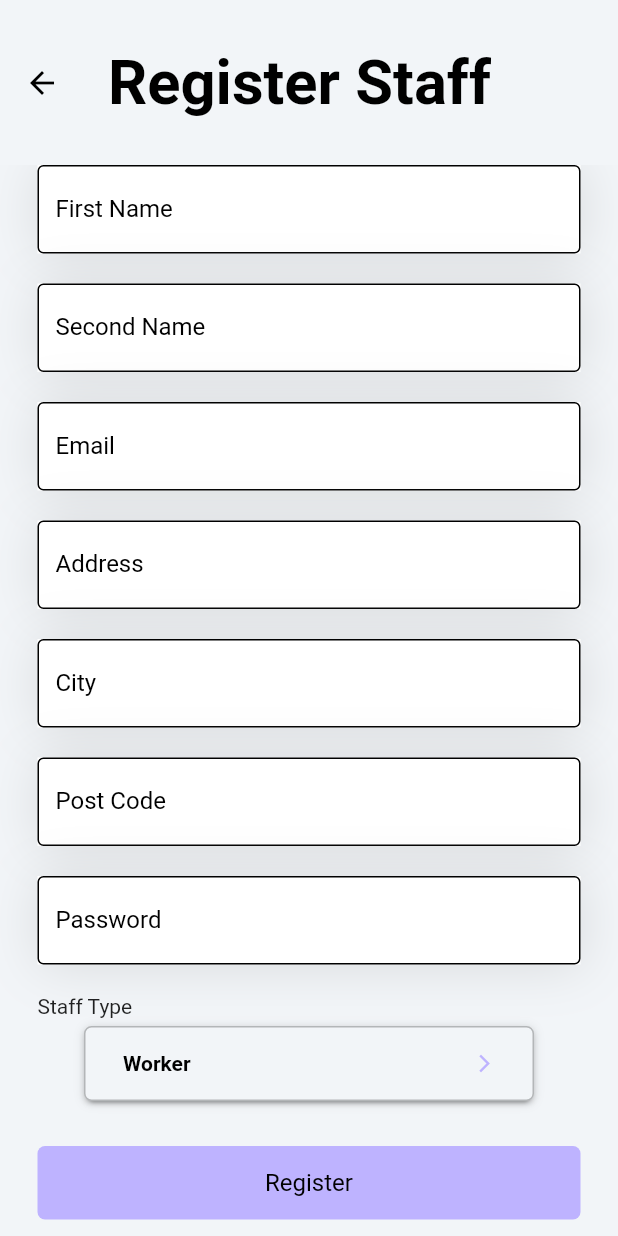
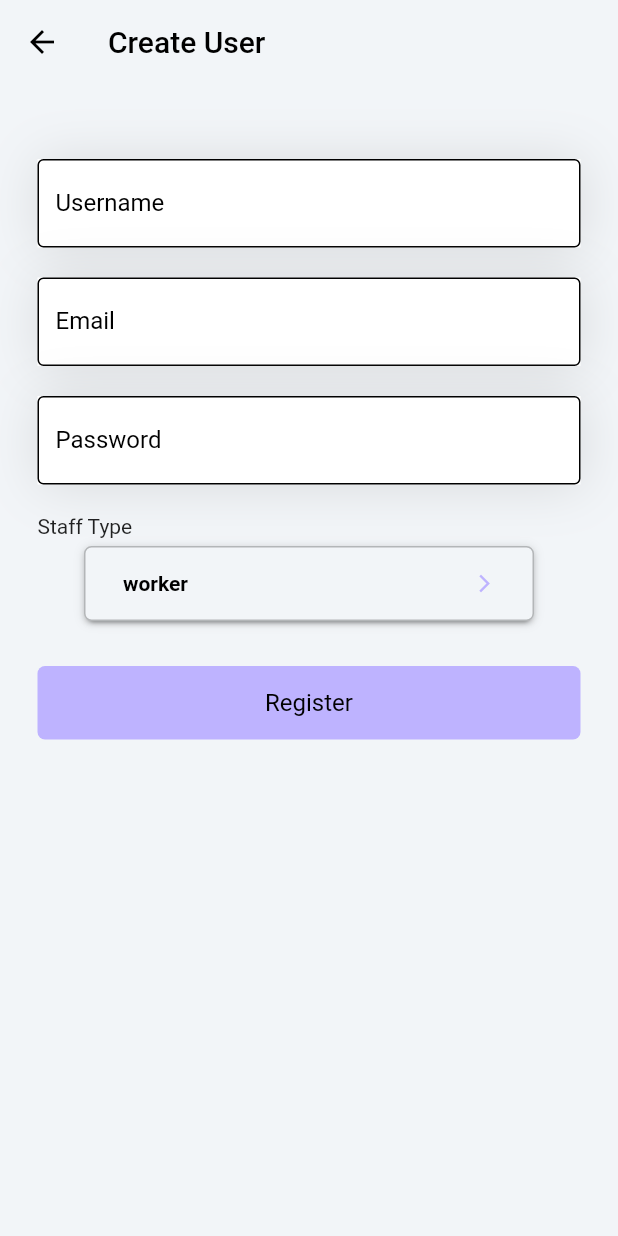
Before and after one commit to ayodyabanuka/SSD_Secure_app, a Flutter app: the AddUser screen opened by its route, on a phone screen of 412 x 824 dp. Run offline on Flutter 3.47's test engine with Material 2 defaults, Android fonts, the phone set to English and light mode, and no system bars; drawn by our look-alikes of dropdown_button2; our stand-ins replace dio, file_picker, permission_handler, shared_preferences; missing offline and left inert: downloads_path_provider_28; accounts and stored records are empty.

Commit message:
Create user added

```diff
--- a/lib/Screens/AddUser.dart
+++ b/lib/Screens/AddUser.dart
@@ -1,9 +1,13 @@
 import 'package:dropdown_button2/dropdown_button2.dart';
 import 'package:flutter/material.dart';
+import 'package:provider/provider.dart';
+import 'package:ssd_secure_app/Providers/AuthProvider.dart';
 import 'package:ssd_secure_app/Utils/appcolors.dart';
 import 'package:ssd_secure_app/Utils/textSize.dart';
 import 'package:ssd_secure_app/Widgets/CustomButton.dart';
 import 'package:ssd_secure_app/Widgets/CustomTextField.dart';
+import 'package:ssd_secure_app/Widgets/snack_bar.dart';
+import 'package:ssd_secure_app/constants.dart';
 
 class AddUser extends StatefulWidget {
   const AddUser({Key key}) : super(key: key);
@@ -13,56 +17,45 @@ class AddUser extends StatefulWidget {
 }
 
 const List<String> worker = <String>[
-  'Worker',
-  'Manager',
+  'worker',
+  'manager',
 ];
 
 class _AddUserState extends State<AddUser> {
-  TextEditingController firstName = TextEditingController();
-  TextEditingController secondName = TextEditingController();
+  TextEditingController username = TextEditingController();
   TextEditingController email = TextEditingController();
-  TextEditingController adderss = TextEditingController();
-  TextEditingController city = TextEditingController();
-  TextEditingController postCode = TextEditingController();
   TextEditingController password = TextEditingController();
+  String dropdownValue;
+
+  @override
+  void initState() {
+    super.initState();
+    dropdownValue = worker.first;
+  }
 
   @override
   Widget build(BuildContext context) {
-    String dropdownValue = worker.first;
     return Scaffold(
       backgroundColor: bcColor,
       appBar: AppBar(
-        toolbarHeight: 110,
+        elevation: 0,
+        iconTheme: const IconThemeData(
+          color: Colors.black,
+        ),
         backgroundColor: bcColor,
-        leading: IconButton(
-            onPressed: () {
-              Navigator.pop(context);
-            },
-            icon: const Icon(
-              Icons.arrow_back,
-              color: Colors.black,
-            )),
         title: const Text(
-          "Register Staff",
-          style: TitleStyle,
+          "Create User",
+          style: TextStyle(color: Colors.black),
         ),
-        elevation: 0,
       ),
       body: SingleChildScrollView(
         child: Column(
           children: [
+            const SizedBox(height: 50),
             Customtextfield(
               isPassword: false,
-              lable: "First Name",
-              controller: firstName,
-            ),
-            const SizedBox(
-              height: 20,
-            ),
-            Customtextfield(
-              isPassword: false,
-              lable: "Second Name",
-              controller: secondName,
+              lable: "Username",
+              controller: username,
             ),
             const SizedBox(
               height: 20,
@@ -71,30 +64,6 @@ class _AddUserState extends State<AddUser> {
               isPassword: false,
               lable: "Email",
               controller: email,
-            ),
-            const SizedBox(
-              height: 20,
-            ),
-            Customtextfield(
-              isPassword: false,
-              lable: "Address",
-              controller: adderss,
-            ),
-            const SizedBox(
-              height: 20,
-            ),
-            Customtextfield(
-              isPassword: false,
-              lable: "City",
-              controller: city,
-            ),
-            const SizedBox(
-              height: 20,
-            ),
-            Customtextfield(
-              isPassword: false,
-              lable: "Post Code",
-              controller: postCode,
             ),
             const SizedBox(
               height: 20,
@@ -203,7 +172,13 @@ class _AddUserState extends State<AddUser> {
               height: 30,
             ),
             CustomButton(
-              function: () {},
+              function: () {
+                if (username.text.isNotEmpty || email.text.isNotEmpty || password.text.isNotEmpty) {
+                  Provider.of<AuthProvider>(context, listen: false).createUser(context, username.text, email.text, password.text, dropdownValue);
+                } else {
+                  ScaffoldMessenger.of(context).showSnackBar(errorSnackBar(Constants.fieldEmpty));
+                }
+              },
               text: "Register",
             )
           ],
```
Also changed, not shown: lib/Providers/AuthProvider.dart (+5 -2 lines), lib/Providers/FileProvider.dart (+5 -8 lines), lib/Screens/Files.dart (+17 -41 lines).
